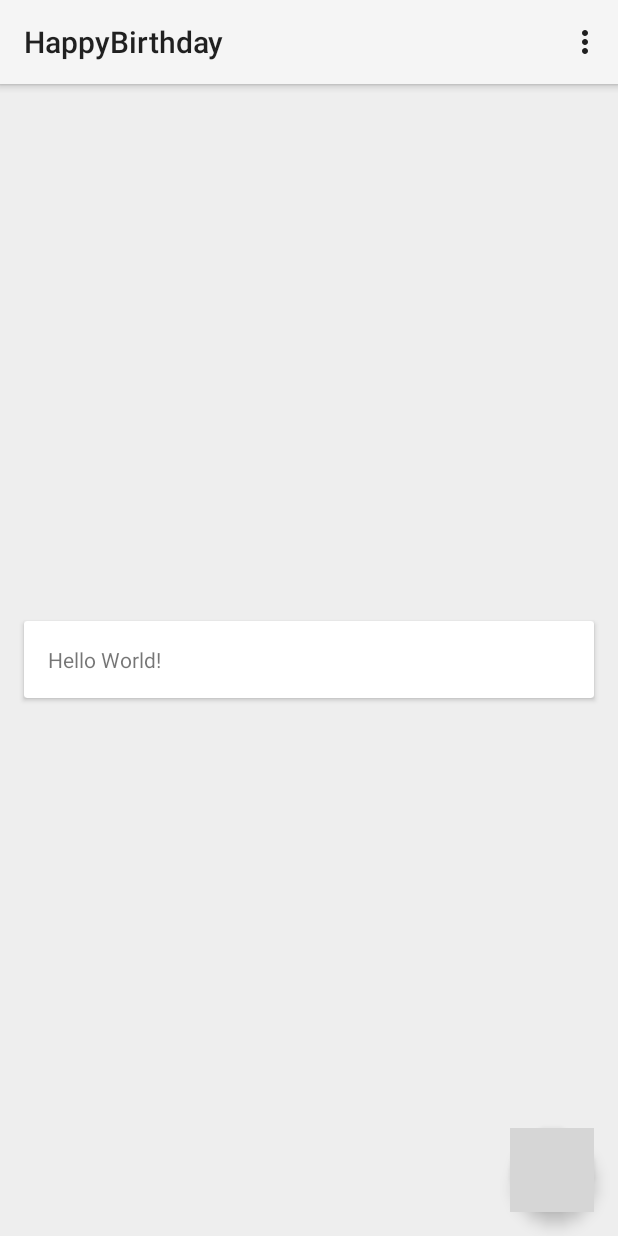
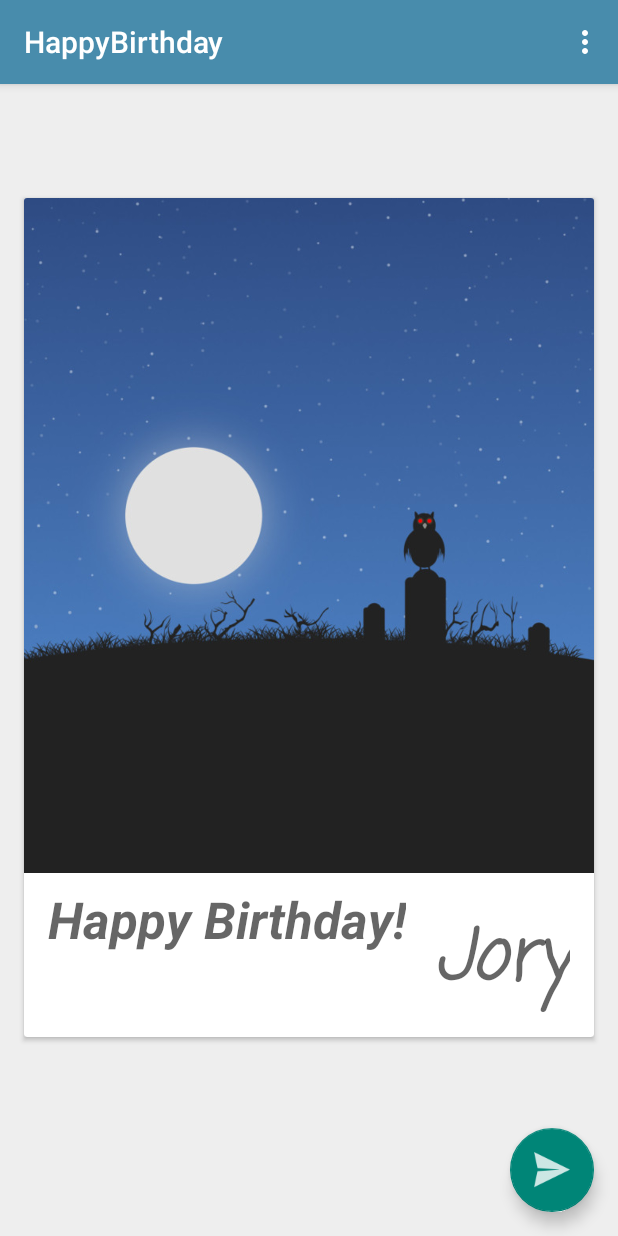
Before and after one commit to liangzr/HappyBirthday, an Android app: the screen it shows after launch (MainActivity), on a phone screen of 412 x 824 dp. Run offline under Robolectric (Android 15) with nearby library versions, the phone set to English and light mode, and no system bars; grey boxes are pictures that could not be loaded.

```diff
--- a/app/build.gradle
+++ b/app/build.gradle
@@ -1,8 +1,8 @@
 apply plugin: 'com.android.application'
 
 android {
-  compileSdkVersion 'android-N'
-  buildToolsVersion '24.0.0 rc2'
+  compileSdkVersion 23
+  buildToolsVersion '23.0.2'
   defaultConfig {
     applicationId "me.liangzr.happybirthday"
     minSdkVersion 16
--- a/app/src/main/java/me/liangzr/happybirthday/MainActivity.java
+++ b/app/src/main/java/me/liangzr/happybirthday/MainActivity.java
@@ -20,7 +20,7 @@
     FloatingActionButton fab = (FloatingActionButton) findViewById(R.id.fab);
     fab.setOnClickListener(new View.OnClickListener() {
       @Override public void onClick(View view) {
-        Snackbar.make(view, "Replace with your own action", Snackbar.LENGTH_LONG)
+        Snackbar.make(view, R.string.snackBarToast, Snackbar.LENGTH_LONG)
             .setAction("Action", null)
             .show();
       }
--- a/app/src/main/res/layout/content_main.xml
+++ b/app/src/main/res/layout/content_main.xml
@@ -1,22 +1,48 @@
 <?xml version="1.0" encoding="utf-8"?>
 <RelativeLayout
     xmlns:android="http://schemas.android.com/apk/res/android"
-    xmlns:app="http://schemas.android.com/apk/res-auto"
-    xmlns:tools="http://schemas.android.com/tools"
     android:layout_width="match_parent"
     android:layout_height="match_parent"
-    android:paddingBottom="@dimen/activity_vertical_margin"
-    android:paddingLeft="@dimen/activity_horizontal_margin"
-    android:paddingRight="@dimen/activity_horizontal_margin"
-    android:paddingTop="@dimen/activity_vertical_margin"
-    app:layout_behavior="@string/appbar_scrolling_view_behavior"
-    tools:context="me.liangzr.happybirthday.MainActivity"
-    tools:showIn="@layout/activity_main"
+    android:orientation="vertical"
     >
 
+  <ImageView
+      android:id="@+id/img"
+      android:layout_width="match_parent"
+      android:layout_height="450dp"
+      android:adjustViewBounds="true"
+      android:scaleType="centerCrop"
+      android:src="@drawable/wallpaper_2"
+      />
   <TextView
+      android:id="@+id/tv_1"
       android:layout_width="wrap_content"
       android:layout_height="wrap_content"
-      android:text="Hello World!"
+      android:layout_alignParentLeft="true"
+      android:layout_alignParentStart="true"
+      android:layout_below="@+id/img"
+      android:fontFamily="sans-casual-condensed"
+      android:gravity="start|center_vertical"
+      android:paddingLeft="16dp"
+      android:paddingTop="8dp"
+      android:text="@string/happy_birthday"
+      android:textAppearance="@style/TextAppearance.AppCompat.Display1"
+      android:textStyle="bold|italic"
       />
+  <TextView
+      android:id="@+id/tv_2"
+      android:layout_width="wrap_content"
+      android:layout_height="wrap_content"
+      android:layout_alignParentEnd="true"
+      android:layout_alignParentRight="true"
+      android:layout_alignTop="@+id/tv_1"
+      android:layout_marginTop="8dp"
+      android:fontFamily="casual"
+      android:gravity="right|center_vertical"
+      android:padding="16dp"
+      android:text="@string/who_birthday"
+      android:textAppearance="@style/TextAppearance.AppCompat.Display2"
+      android:textStyle="bold|italic"
+      />
+
 </RelativeLayout>
--- /dev/null
+++ b/app/src/main/res/values-v19/styles.xml
@@ -0,0 +1,14 @@
+<resources>
+
+  <style name="AppTheme.NoActionBar">
+    <item name="windowActionBar">false</item>
+    <item name="windowNoTitle">true</item>
+  </style>
+
+
+  <style name="ImageTranslucentTheme" parent="Theme.AppCompat.Light.NoActionBar">
+    <item name="android:windowTranslucentStatus">true</item>
+    <item name="android:windowTranslucentNavigation">true</item>
+  </style>
+
+</resources>
--- a/app/src/main/res/values-v21/styles.xml
+++ b/app/src/main/res/values-v21/styles.xml
@@ -6,4 +6,12 @@
     <item name="android:windowDrawsSystemBarBackgrounds">true</item>
     <item name="android:statusBarColor">@android:color/transparent</item>
   </style>
+
+  <style name="ImageTranslucentTheme" parent="Theme.AppCompat.Light.NoActionBar">
+    <item name="android:windowTranslucentStatus">false</item>
+    <item name="android:windowTranslucentNavigation">true</item>
+    <!--Android 5.x开始需要把颜色设置透明，否则导航栏会呈现系统默认的浅灰色-->
+    <item name="android:statusBarColor">@android:color/transparent</item>
+  </style>
+
 </resources>
--- a/app/src/main/res/values/colors.xml
+++ b/app/src/main/res/values/colors.xml
@@ -1,6 +1,6 @@
 <?xml version="1.0" encoding="utf-8"?>
 <resources>
   <color name="colorPrimary">#3F51B5</color>
-  <color name="colorPrimaryDark">#303F9F</color>
+  <color name="colorPrimaryDark">#3f51b5</color>
   <color name="colorAccent">#FF4081</color>
 </resources>
--- a/app/src/main/res/values/strings.xml
+++ b/app/src/main/res/values/strings.xml
@@ -1,4 +1,10 @@
 <resources>
   <string name="app_name">HappyBirthday</string>
   <string name="action_settings">Settings</string>
+  <string name="happy_birthday">Happy Birthday!</string>
+  <string name="who_birthday">Jory</string>
+  <string name="snackBarToast">
+    "   StudyJams - OOP\n"
+    "                             LiangZR"
+  </string>
 </resources>
--- a/app/src/main/res/values/styles.xml
+++ b/app/src/main/res/values/styles.xml
@@ -17,4 +17,8 @@
 
   <style name="AppTheme.PopupOverlay" parent="ThemeOverlay.AppCompat.Light"/>
 
+  <style name="ImageTranslucentTheme" parent="AppTheme.NoActionBar">
+    <!--在Android 4.4之前的版本上运行，直接跟随系统主题-->
+  </style>
+
 </resources>
```
Also changed, not shown: app/src/main/res/drawable-hdpi/ic_send.png (added), app/src/main/res/drawable-hdpi/ic_send_button.png (added), app/src/main/res/drawable-mdpi/ic_send.png (added), app/src/main/res/drawable-mdpi/ic_send_button.png (added), app/src/main/res/drawable-xhdpi/ic_send.png (added), app/src/main/res/drawable-xhdpi/ic_send_button.png (added), app/src/main/res/drawable-xxhdpi/ic_send.png (added), app/src/main/res/drawable-xxhdpi/ic_send_button.png (added), app/src/main/res/drawable/wallpaper_1.jpg (added), app/src/main/res/drawable/wallpaper_2.jpg (added).
